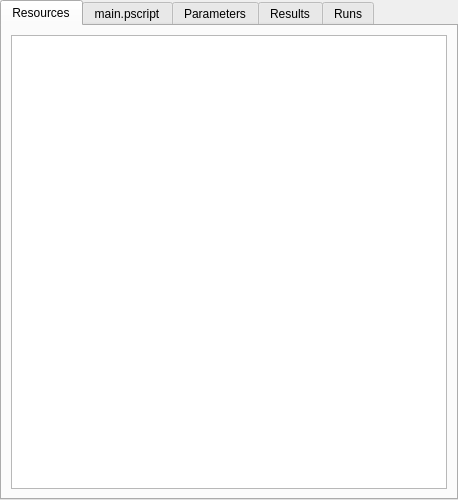
Qt form src/PJobFile/PJobWidget.ui (lucksus/PJob) before a commit.
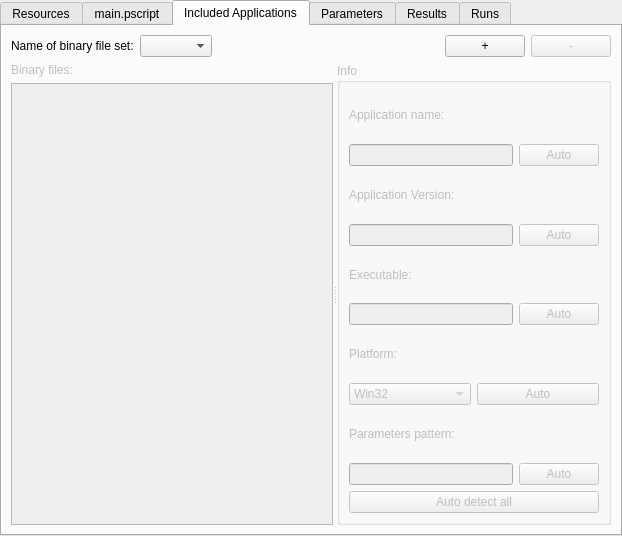
The same form after that commit.

Commit message: Started adding binaries to PJobFiles. Not yet functional.

```diff
--- a/src/PJobFile/PJobWidget.ui
+++ b/src/PJobFile/PJobWidget.ui
@@ -1,12 +1,12 @@
 <ui version="4.0" >
  <class>PJobWidget</class>
- <widget class="QWidget" name="PJobWidget" >
-  <property name="geometry" >
+ <widget class="QWidget" name="PJobWidget">
+  <property name="geometry">
    <rect>
     <x>0</x>
     <y>0</y>
-    <width>458</width>
-    <height>500</height>
+    <width>622</width>
+    <height>536</height>
    </rect>
   </property>
   <property name="windowTitle" >
@@ -17,9 +17,9 @@
     <number>0</number>
    </property>
    <item>
-    <widget class="QTabWidget" name="tabWidget" >
-     <property name="currentIndex" >
-      <number>0</number>
+    <widget class="QTabWidget" name="tabWidget">
+     <property name="currentIndex">
+      <number>2</number>
      </property>
      <widget class="QWidget" name="tab" >
       <attribute name="title" >
@@ -41,8 +41,243 @@
        </item>
       </layout>
      </widget>
-     <widget class="QWidget" name="Seite_4" >
-      <attribute name="title" >
+     <widget class="QWidget" name="tab_3">
+      <attribute name="title">
+       <string>Included Applications</string>
+      </attribute>
+      <layout class="QVBoxLayout" name="verticalLayout_9">
+       <item>
+        <layout class="QHBoxLayout" name="horizontalLayout_8">
+         <item>
+          <widget class="QLabel" name="label_2">
+           <property name="text">
+            <string>Name of binary file set:</string>
+           </property>
+          </widget>
+         </item>
+         <item>
+          <widget class="QComboBox" name="binariesComboBox"/>
+         </item>
+         <item>
+          <spacer name="horizontalSpacer">
+           <property name="orientation">
+            <enum>Qt::Horizontal</enum>
+           </property>
+           <property name="sizeHint" stdset="0">
+            <size>
+             <width>17</width>
+             <height>20</height>
+            </size>
+           </property>
+          </spacer>
+         </item>
+         <item>
+          <widget class="QPushButton" name="pushButton">
+           <property name="text">
+            <string>+</string>
+           </property>
+          </widget>
+         </item>
+         <item>
+          <widget class="QPushButton" name="pushButton_2">
+           <property name="enabled">
+            <bool>false</bool>
+           </property>
+           <property name="text">
+            <string>-</string>
+           </property>
+          </widget>
+         </item>
+        </layout>
+       </item>
+       <item>
+        <widget class="QSplitter" name="splitter">
+         <property name="orientation">
+          <enum>Qt::Horizontal</enum>
+         </property>
+         <widget class="QWidget" name="">
+          <layout class="QVBoxLayout" name="verticalLayout_8">
+           <item>
+            <widget class="QLabel" name="label">
+             <property name="enabled">
+              <bool>false</bool>
+             </property>
+             <property name="text">
+              <string>Binary files:</string>
+             </property>
+            </widget>
+           </item>
+           <item>
+            <widget class="QTreeView" name="binariesTreeView">
+             <property name="enabled">
+              <bool>false</bool>
+             </property>
+            </widget>
+           </item>
+          </layout>
+         </widget>
+         <widget class="QGroupBox" name="groupBox">
+          <property name="enabled">
+           <bool>false</bool>
+          </property>
+          <property name="title">
+           <string>Info</string>
+          </property>
+          <layout class="QVBoxLayout" name="verticalLayout_5">
+           <item>
+            <widget class="QLabel" name="label_3">
+             <property name="text">
+              <string>Application name:</string>
+             </property>
+            </widget>
+           </item>
+           <item>
+            <layout class="QHBoxLayout" name="horizontalLayout_3">
+             <item>
+              <widget class="QLineEdit" name="binariesApplicationName"/>
+             </item>
+             <item>
+              <widget class="QPushButton" name="binariesNameAutoButton">
+               <property name="text">
+                <string>Auto</string>
+               </property>
+              </widget>
+             </item>
+            </layout>
+           </item>
+           <item>
+            <widget class="QLabel" name="label_4">
+             <property name="text">
+              <string>Application Version:</string>
+             </property>
+            </widget>
+           </item>
+           <item>
+            <layout class="QHBoxLayout" name="horizontalLayout_4">
+             <item>
+              <widget class="QLineEdit" name="binariesApplicationVersion"/>
+             </item>
+             <item>
+              <widget class="QPushButton" name="binariesVersionAutoButton">
+               <property name="text">
+                <string>Auto</string>
+               </property>
+              </widget>
+             </item>
+            </layout>
+           </item>
+           <item>
+            <widget class="QLabel" name="label_6">
+             <property name="text">
+              <string>Executable:</string>
+             </property>
+            </widget>
+           </item>
+           <item>
+            <layout class="QHBoxLayout" name="horizontalLayout_5">
+             <item>
+              <widget class="QLineEdit" name="binariesExecutable"/>
+             </item>
+             <item>
+              <widget class="QPushButton" name="binariesExecutableAutoButton">
+               <property name="text">
+                <string>Auto</string>
+               </property>
+              </widget>
+             </item>
+            </layout>
+           </item>
+           <item>
+            <widget class="QLabel" name="label_5">
+             <property name="text">
+              <string>Platform:</string>
+             </property>
+            </widget>
+           </item>
+           <item>
+            <layout class="QHBoxLayout" name="horizontalLayout_6">
+             <item>
+              <widget class="QComboBox" name="binariesPlatformComboBox">
+               <item>
+                <property name="text">
+                 <string>Win32</string>
+                </property>
+               </item>
+               <item>
+                <property name="text">
+                 <string>Win64</string>
+                </property>
+               </item>
+               <item>
+                <property name="text">
+                 <string>MacOSX</string>
+                </property>
+               </item>
+               <item>
+                <property name="text">
+                 <string>Linux/Unix</string>
+                </property>
+               </item>
+              </widget>
+             </item>
+             <item>
+              <widget class="QPushButton" name="binariesPlatformAutoButton">
+               <property name="text">
+                <string>Auto</string>
+               </property>
+              </widget>
+             </item>
+            </layout>
+           </item>
+           <item>
+            <widget class="QLabel" name="label_7">
+             <property name="text">
+              <string>Parameters pattern:</string>
+             </property>
+            </widget>
+           </item>
+           <item>
+            <layout class="QHBoxLayout" name="horizontalLayout_7">
+             <item>
+              <widget class="QLineEdit" name="binariesParametersPattern"/>
+             </item>
+             <item>
+              <widget class="QPushButton" name="binariesParametersPatternAutoButton">
+               <property name="text">
+                <string>Auto</string>
+               </property>
+              </widget>
+             </item>
+            </layout>
+           </item>
+           <item>
+            <widget class="QPushButton" name="binariesAutoDetectAllButton">
+             <property name="text">
+              <string>Auto detect all</string>
+             </property>
+            </widget>
+           </item>
+          </layout>
+          <zorder>label_3</zorder>
+          <zorder>label_4</zorder>
+          <zorder>label_5</zorder>
+          <zorder>label_6</zorder>
+          <zorder>label_7</zorder>
+          <zorder>binariesApplicationName</zorder>
+          <zorder>binariesAutoDetectAllButton</zorder>
+          <zorder>binariesNameAutoButton</zorder>
+          <zorder>layoutWidget</zorder>
+          <zorder>binariesApplicationVersion</zorder>
+          <zorder>layoutWidget_2</zorder>
+          <zorder>layoutWidget_3</zorder>
+          <zorder>layoutWidget_4</zorder>
+         </widget>
+        </widget>
+       </item>
+      </layout>
+     </widget>
+     <widget class="QWidget" name="Seite_4">
+      <attribute name="title">
        <string>Parameters</string>
       </attribute>
       <layout class="QHBoxLayout" name="horizontalLayout" >
```
Left out of the diff: 95 changed lines with no effect on the pictures. The commit also changes 8 other files.
